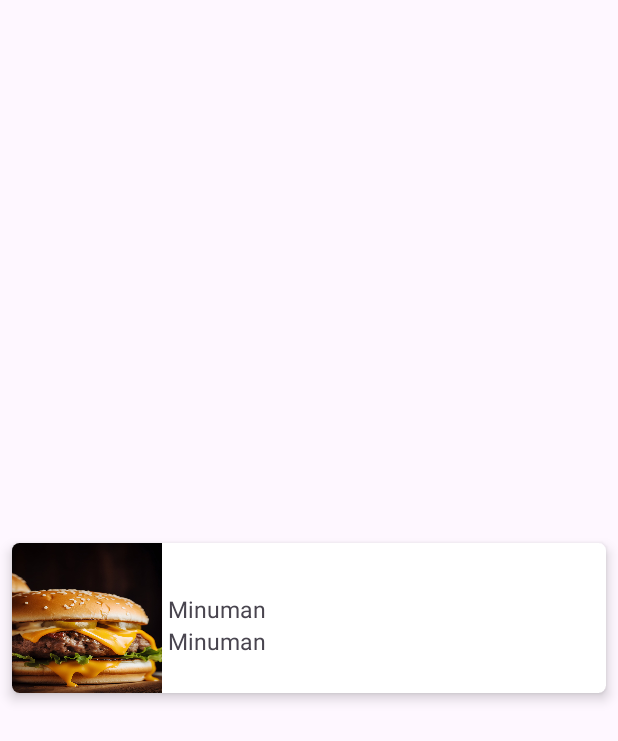
After one commit to Ardanudn/challenge-ch-03, an Android app: the layout list_menu_item.xml on its own in the app's theme, with its tools: preview values and no code run, on a phone screen of 412 x 824 dp. The commit adds this screen. Shown: the top 741 px of the screen. Run offline under Robolectric (Android 15) with nearby library versions, the phone set to English and light mode, and no system bars.

Commit message:
finish list and grid recyclerview

```diff
--- a/app/build.gradle.kts
+++ b/app/build.gradle.kts
@@ -42,6 +42,8 @@ dependencies {
     implementation(libs.appcompat)
     implementation(libs.material)
     implementation(libs.constraintlayout)
+    implementation(libs.androidx.navigation.fragment.ktx)
+    implementation(libs.androidx.navigation.ui.ktx)
     testImplementation(libs.junit)
     androidTestImplementation(libs.androidx.test.ext.junit)
     androidTestImplementation(libs.espresso.core)
--- a/app/src/main/java/com/ardanu/challenge_ch3/DetailMenuFragment.kt
+++ b/app/src/main/java/com/ardanu/challenge_ch3/DetailMenuFragment.kt
@@ -17,4 +17,9 @@ class DetailMenuFragment : Fragment() {
         return inflater.inflate(R.layout.fragment_detail_menu, container, false)
     }
 
+    override fun onViewCreated(view: View, savedInstanceState: Bundle?) {
+        super.onViewCreated(view, savedInstanceState)
+
+    }
+
 }
--- a/app/src/main/java/com/ardanu/challenge_ch3/MainActivity.kt
+++ b/app/src/main/java/com/ardanu/challenge_ch3/MainActivity.kt
@@ -2,16 +2,13 @@ package com.ardanu.challenge_ch3
 
 import androidx.appcompat.app.AppCompatActivity
 import android.os.Bundle
-import androidx.fragment.app.FragmentTransaction
+import androidx.navigation.findNavController
 
 class MainActivity : AppCompatActivity() {
     override fun onCreate(savedInstanceState: Bundle?) {
         super.onCreate(savedInstanceState)
         setContentView(R.layout.activity_main)
 
-        val ft: FragmentTransaction = supportFragmentManager.beginTransaction()
 
-        ft.replace(R.id.fragment_container, HomeFragment())
-        ft.commit()
     }
 }
--- a/app/src/main/java/com/ardanu/challenge_ch3/models/MenuMakanan.kt
+++ b/app/src/main/java/com/ardanu/challenge_ch3/models/MenuMakanan.kt
@@ -1,3 +1,5 @@
 package com.ardanudn.challenge_ch2
 
+
+
 data class MenuMakanan(val imageResId: Int, val nama: String, val harga: String)
--- a/app/src/main/res/layout/activity_main.xml
+++ b/app/src/main/res/layout/activity_main.xml
@@ -9,6 +9,8 @@
     <androidx.fragment.app.FragmentContainerView
         android:id="@+id/fragment_container"
         android:layout_width="match_parent"
-        android:layout_height="match_parent" />
+        android:layout_height="match_parent"
+        app:defaultNavHost="true"
+        app:navGraph="@navigation/main_navigation"/>
 
 </androidx.constraintlayout.widget.ConstraintLayout>
--- a/app/src/main/res/layout/fragment_detail_menu.xml
+++ b/app/src/main/res/layout/fragment_detail_menu.xml
@@ -7,6 +7,7 @@
 
     <!-- TODO: Update blank fragment layout -->
     <TextView
+        android:id="@+id/txt_nama_makanan_detail"
         android:layout_width="match_parent"
         android:layout_height="match_parent"
         android:text="@string/hello_blank_fragment" />
--- /dev/null
+++ b/app/src/main/res/layout/list_menu_item.xml
@@ -0,0 +1,48 @@
+<?xml version="1.0" encoding="utf-8"?>
+
+<androidx.cardview.widget.CardView
+    xmlns:android="http://schemas.android.com/apk/res/android"
+    xmlns:app="http://schemas.android.com/apk/res-auto"
+    android:layout_width="match_parent"
+    android:layout_height="100dp"
+    android:layout_gravity="center"
+    android:layout_margin="8dp"
+    app:cardCornerRadius="5dp"
+    app:cardElevation="5dp">
+
+    <LinearLayout
+        android:layout_width="match_parent"
+        android:layout_height="match_parent">
+
+        <ImageView
+            android:id="@+id/img_burger_list"
+            android:layout_width="100dp"
+            android:layout_height="100dp"
+            android:scaleType="fitXY"
+            android:src="@drawable/burger" />
+
+        <LinearLayout
+            android:layout_width="match_parent"
+            android:layout_height="wrap_content"
+            android:orientation="vertical"
+            android:layout_gravity="center"
+            >
+            <TextView
+                android:id="@+id/burger_list"
+                android:layout_width="wrap_content"
+                android:layout_height="wrap_content"
+                android:layout_marginTop="10dp"
+                android:layout_marginLeft="4dp"
+                android:text="Minuman"
+                android:textSize="15sp" />
+
+            <TextView
+                android:id="@+id/harga_burger_list"
+                android:layout_width="wrap_content"
+                android:layout_height="wrap_content"
+                android:layout_marginLeft="4dp"
+                android:text="Minuman"
+                android:textSize="15sp" />
+        </LinearLayout>
+    </LinearLayout>
+</androidx.cardview.widget.CardView>
--- a/app/src/main/res/layout/menu_item.xml
+++ b/app/src/main/res/layout/menu_item.xml
@@ -3,6 +3,7 @@
 <androidx.cardview.widget.CardView
     xmlns:android="http://schemas.android.com/apk/res/android"
     xmlns:app="http://schemas.android.com/apk/res-auto"
+    android:id="@+id/item_menu"
     android:layout_width="match_parent"
     android:layout_height="240dp"
     android:layout_gravity="center"
--- a/gradle/libs.versions.toml
+++ b/gradle/libs.versions.toml
@@ -8,6 +8,8 @@ espresso-core = "3.5.1"
 appcompat = "1.6.1"
 material = "1.9.0"
 constraintlayout = "2.1.4"
+navigation-fragment-ktx = "2.7.2"
+navigation-ui-ktx = "2.7.2"
 
 [libraries]
 core-ktx = { group = "androidx.core", name = "core-ktx", version.ref = "core-ktx" }
@@ -17,6 +19,8 @@ espresso-core = { group = "androidx.test.espresso", name = "espresso-core", vers
 appcompat = { group = "androidx.appcompat", name = "appcompat", version.ref = "appcompat" }
 material = { group = "com.google.android.material", name = "material", version.ref = "material" }
 constraintlayout = { group = "androidx.constraintlayout", name = "constraintlayout", version.ref = "constraintlayout" }
+androidx-navigation-fragment-ktx = { group = "androidx.navigation", name = "navigation-fragment-ktx", version.ref = "navigation-fragment-ktx" }
+androidx-navigation-ui-ktx = { group = "androidx.navigation", name = "navigation-ui-ktx", version.ref = "navigation-ui-ktx" }
 
 [plugins]
 androidApplication = { id = "com.android.application", version.ref = "agp" }
```
Also changed, not shown: app/src/main/java/com/ardanu/challenge_ch3/HomeFragment.kt (+28 -4 lines), app/src/main/java/com/ardanu/challenge_ch3/adapters/MenuAdapter.kt (+52 -33 lines), app/src/main/res/layout/fragment_home.xml (+7 -7 lines), app/src/main/res/navigation/main_navigation.xml (added, +20 -0 lines), app/src/main/res/drawable/ayam.png (added), app/src/main/res/drawable/mie.png (added), app/src/main/res/drawable/milk.jpg (deleted), app/src/main/res/drawable/minuman.png (added), app/src/main/res/drawable/snack.png (added), app/src/main/res/drawable/snacks.jpg (deleted), 1 other file.
